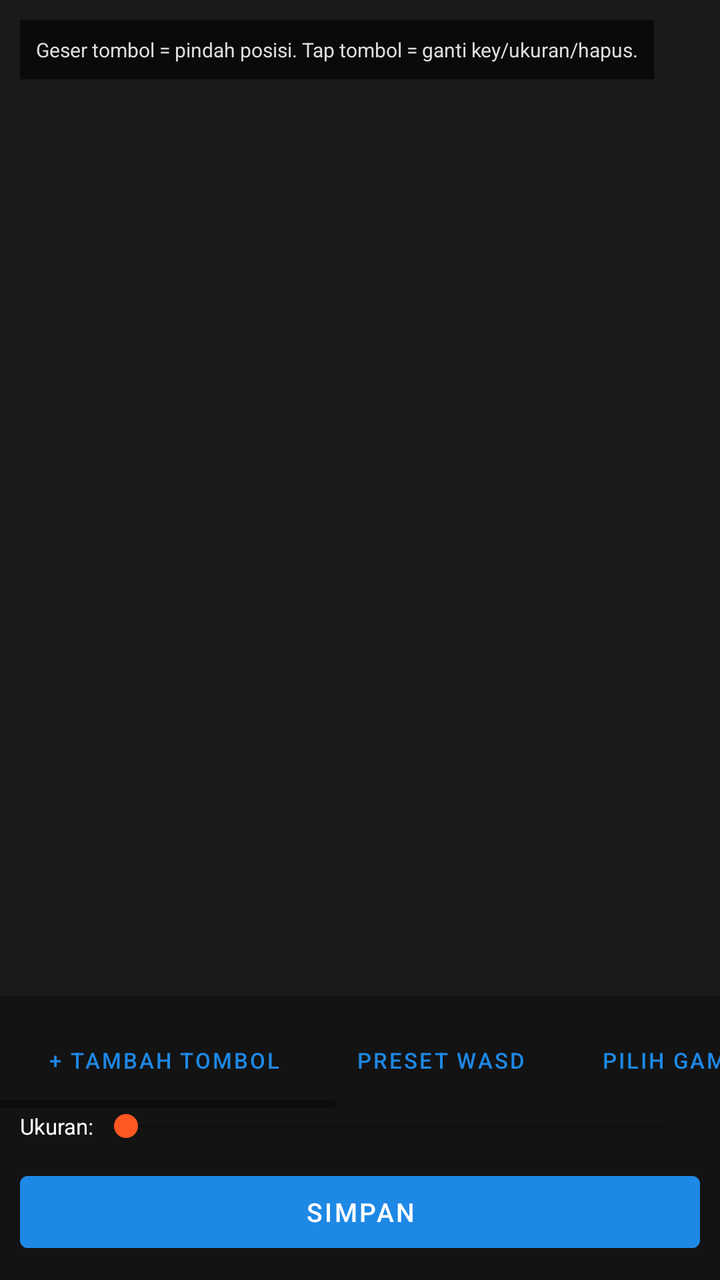
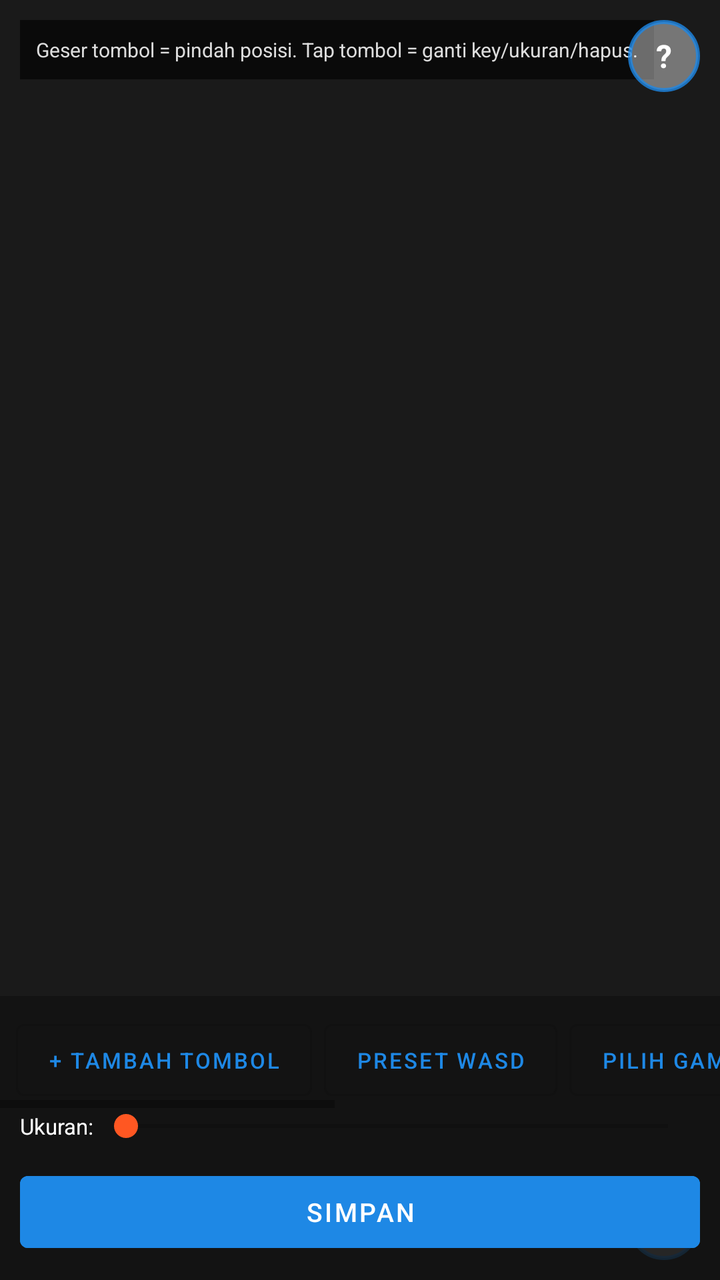

Screens rendered from an Android XML layout before and after an edit, with the pre-edit source and the edit as a unified diff.
<!-- AndroidManifest.xml: application theme Theme.Mobibawah -->
<!-- res/layout/activity_mapping_editor.xml -->
<?xml version="1.0" encoding="utf-8"?>
<FrameLayout xmlns:android="http://schemas.android.com/apk/res/android"
    android:layout_width="match_parent"
    android:layout_height="match_parent"
    android:background="#000000">

    
    <FrameLayout
        android:id="@+id/previewArea"
        android:layout_width="match_parent"
        android:layout_height="match_parent">

        <ImageView
            android:id="@+id/imgHud"
            android:layout_width="match_parent"
            android:layout_height="match_parent"
            android:scaleType="centerCrop"
            android:background="#1A1A1A"
            android:contentDescription="Gambar HUD acuan mapping" />
    </FrameLayout>

    
    <TextView
        android:layout_width="wrap_content"
        android:layout_height="wrap_content"
        android:layout_gravity="top|start"
        android:layout_margin="10dp"
        android:background="#99000000"
        android:padding="8dp"
        android:text="Geser tombol = pindah posisi. Tap tombol = ganti key/ukuran/hapus."
        android:textColor="#DDDDDD"
        android:textSize="10sp" />

    
    <LinearLayout
        android:layout_width="match_parent"
        android:layout_height="wrap_content"
        android:layout_gravity="bottom"
        android:orientation="vertical"
        android:background="#CC121212">

        <HorizontalScrollView
            android:layout_width="match_parent"
            android:layout_height="wrap_content"
            android:paddingTop="8dp">

            <LinearLayout
                android:layout_width="wrap_content"
                android:layout_height="wrap_content"
                android:orientation="horizontal"
                android:paddingStart="8dp"
                android:paddingEnd="8dp">

                <Button
                    android:id="@+id/btnTambahTombol"
                    style="@style/Widget.MaterialComponents.Button.OutlinedButton"
                    android:layout_width="wrap_content"
                    android:layout_height="wrap_content"
                    android:layout_marginEnd="6dp"
                    android:textSize="11sp"
                    android:text="@string/tambah_tombol" />

                <Button
                    android:id="@+id/btnPresetWasd"
                    style="@style/Widget.MaterialComponents.Button.OutlinedButton"
                    android:layout_width="wrap_content"
                    android:layout_height="wrap_content"
                    android:layout_marginEnd="6dp"
                    android:textSize="11sp"
                    android:text="Preset WASD" />

                <Button
                    android:id="@+id/btnPilihHud"
                    style="@style/Widget.MaterialComponents.Button.OutlinedButton"
                    android:layout_width="wrap_content"
                    android:layout_height="wrap_content"
                    android:layout_marginEnd="6dp"
                    android:textSize="11sp"
                    android:text="Pilih Gambar HUD" />

                <Button
                    android:id="@+id/btnHapusHud"
                    style="@style/Widget.MaterialComponents.Button.TextButton"
                    android:layout_width="wrap_content"
                    android:layout_height="wrap_content"
                    android:layout_marginEnd="6dp"
                    android:textSize="11sp"
                    android:text="Hapus HUD" />

                <Button
                    android:id="@+id/btnBagikanKode"
                    style="@style/Widget.MaterialComponents.Button.OutlinedButton"
                    android:layout_width="wrap_content"
                    android:layout_height="wrap_content"
                    android:layout_marginEnd="6dp"
                    android:textSize="11sp"
                    android:text="Bagikan Kode" />

                <Button
                    android:id="@+id/btnImporKode"
                    style="@style/Widget.MaterialComponents.Button.OutlinedButton"
                    android:layout_width="wrap_content"
                    android:layout_height="wrap_content"
                    android:textSize="11sp"
                    android:text="Impor Kode" />
            </LinearLayout>
        </HorizontalScrollView>

        <LinearLayout
            android:layout_width="match_parent"
            android:layout_height="wrap_content"
            android:orientation="horizontal"
            android:paddingStart="10dp"
            android:paddingEnd="10dp"
            android:gravity="center_vertical">

            <TextView
                android:layout_width="wrap_content"
                android:layout_height="wrap_content"
                android:text="Ukuran:"
                android:textColor="@color/text_light"
                android:textSize="11sp" />

            <SeekBar
                android:id="@+id/seekUkuran"
                android:layout_width="0dp"
                android:layout_height="wrap_content"
                android:layout_weight="1"
                android:max="100" />
        </LinearLayout>

        <Button
            android:id="@+id/btnSimpanMapping"
            android:layout_width="match_parent"
            android:layout_height="48dp"
            android:layout_margin="10dp"
            android:backgroundTint="@color/primary"
            android:textColor="@color/text_light"
            android:textSize="13sp"
            android:text="@string/simpan" />
    </LinearLayout>

</FrameLayout>
<!-- resources referenced by this layout -->
<resources>
  <color name="primary">#1E88E5</color>
  <color name="text_light">#FFFFFF</color>
  <string name="simpan">Simpan</string>
  <string name="tambah_tombol">+ Tambah Tombol</string>
  <style name="Theme.Mobibawah" parent="Theme.MaterialComponents.DayNight.NoActionBar">
          <item name="colorPrimary">@color/primary</item>
          <item name="colorPrimaryDark">@color/primary_dark</item>
          <item name="colorAccent">@color/accent</item>
          <item name="android:windowBackground">@color/bg</item>
      </style>
  <color name="primary_dark">#1565C0</color>
  <color name="accent">#FF5722</color>
  <color name="bg">#121212</color>
</resources>

<!-- the commit's change to res/layout/activity_mapping_editor.xml (unified diff, before → after) -->
@@ -32,7 +32,36 @@
         android:textSize="10sp" />
 
     
+    <TextView
+        android:id="@+id/btnTutorial"
+        android:layout_width="36dp"
+        android:layout_height="36dp"
+        android:layout_gravity="top|end"
+        android:layout_margin="10dp"
+        android:background="@drawable/shape_overlay_button"
+        android:gravity="center"
+        android:text="?"
+        android:textColor="@color/text_light"
+        android:textStyle="bold"
+        android:textSize="16sp" />
+
+    
+    <TextView
+        android:id="@+id/btnToggleMenu"
+        android:layout_width="36dp"
+        android:layout_height="36dp"
+        android:layout_gravity="bottom|end"
+        android:layout_margin="10dp"
+        android:background="@drawable/shape_overlay_button"
+        android:gravity="center"
+        android:text="▼"
+        android:textColor="@color/text_light"
+        android:textStyle="bold"
+        android:textSize="14sp" />
+
+    
     <LinearLayout
+        android:id="@+id/panelBawah"
         android:layout_width="match_parent"
         android:layout_height="wrap_content"
         android:layout_gravity="bottom"
<!-- resource entries referenced after the edit -->
@@ -2,6 +2,12 @@
 <resources>
   <color name="primary">#1E88E5</color>
   <color name="text_light">#FFFFFF</color>
+  <!-- drawable shape_overlay_button (drawable) -->
+  <?xml version="1.0" encoding="utf-8"?>
+  <shape xmlns:android="http://schemas.android.com/apk/res/android" android:shape="oval">
+      <solid android:color="@color/btn_overlay_fill" />
+      <stroke android:width="2dp" android:color="@color/btn_overlay_border" />
+  </shape>
   <string name="simpan">Simpan</string>
   <string name="tambah_tombol">+ Tambah Tombol</string>
   <style name="Theme.Mobibawah" parent="Theme.MaterialComponents.DayNight.NoActionBar">
@@ -10,6 +16,8 @@
           <item name="colorAccent">@color/accent</item>
           <item name="android:windowBackground">@color/bg</item>
       </style>
+  <color name="btn_overlay_fill">#66FFFFFF</color>
+  <color name="btn_overlay_border">#CC1E88E5</color>
   <color name="primary_dark">#1565C0</color>
   <color name="accent">#FF5722</color>
   <color name="bg">#121212</color>
